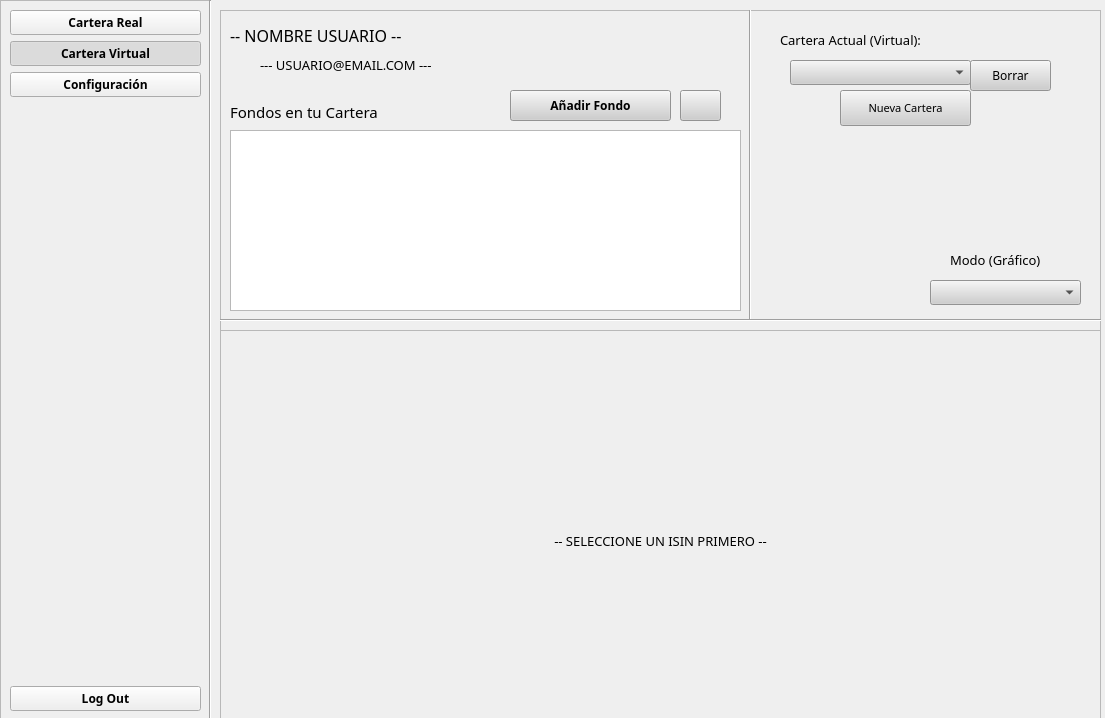
jesusramondovale/IngenicaSTS, file src/GUI/PrincipalUsuario.ui: the form before one commit.
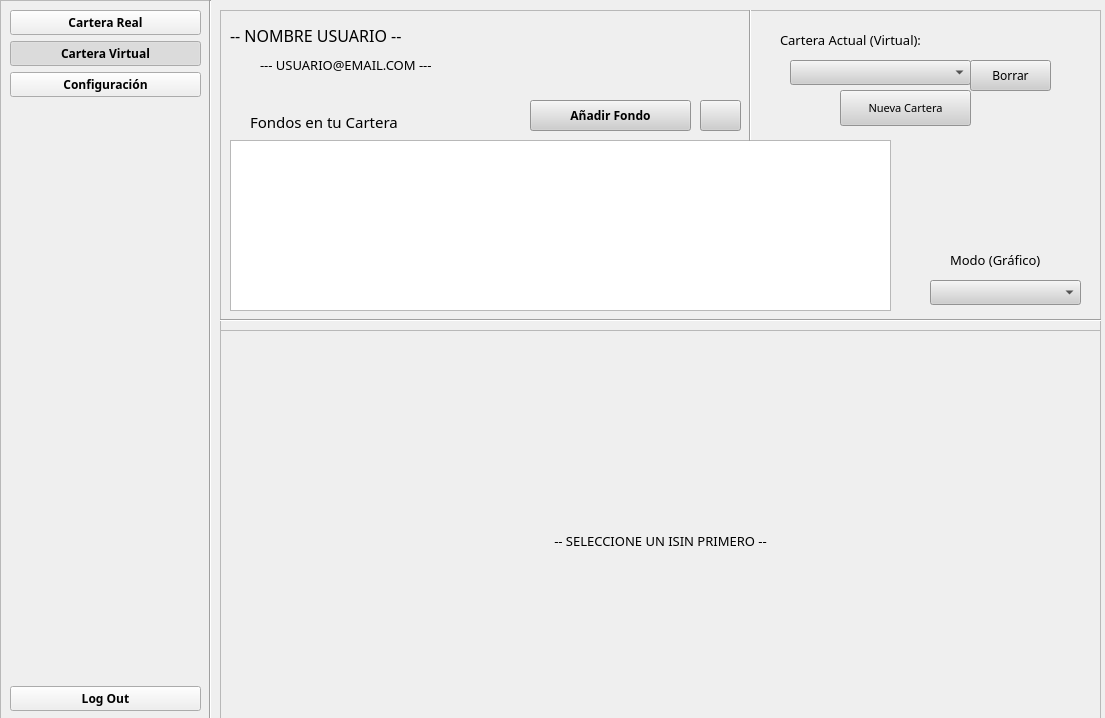
The form after the commit. Icons and pictures are not drawn.

What changed in the file:
```diff
--- a/src/GUI/PrincipalUsuario.ui
+++ b/src/GUI/PrincipalUsuario.ui
@@ -176,6 +176,12 @@
        <height>321</height>
       </rect>
      </property>
+     <property name="styleSheet">
+      <string notr="true">*{
+background: qlineargradient(spread:pad, x1:0, y1:0, x2:1, y2:0, stop:0
+rgba(160,160,160, 255), stop:1 rgba(140,140, 140, 255)) 
+}</string>
+     </property>
      <property name="frameShape">
       <enum>QFrame::StyledPanel</enum>
      </property>
@@ -240,9 +246,9 @@
       <property name="geometry">
        <rect>
         <x>10</x>
-        <y>120</y>
-        <width>511</width>
-        <height>181</height>
+        <y>130</y>
+        <width>661</width>
+        <height>171</height>
        </rect>
       </property>
       <property name="editTriggers">
@@ -305,8 +311,8 @@
      <widget class="QPushButton" name="buttonAddISIN">
       <property name="geometry">
        <rect>
-        <x>290</x>
-        <y>80</y>
+        <x>310</x>
+        <y>90</y>
         <width>161</width>
         <height>31</height>
        </rect>
@@ -383,8 +389,8 @@
      <widget class="QLabel" name="labelCartera">
       <property name="geometry">
        <rect>
-        <x>10</x>
-        <y>90</y>
+        <x>30</x>
+        <y>100</y>
         <width>271</width>
         <height>23</height>
        </rect>
@@ -473,8 +479,8 @@
      <widget class="QPushButton" name="buttonBorrarFondo">
       <property name="geometry">
        <rect>
-        <x>460</x>
-        <y>80</y>
+        <x>480</x>
+        <y>90</y>
         <width>41</width>
         <height>31</height>
        </rect>
@@ -503,7 +509,7 @@
         <x>520</x>
         <y>-10</y>
         <width>20</width>
-        <height>321</height>
+        <height>141</height>
        </rect>
       </property>
       <property name="orientation">
```
Left out of the diff: 14 changed lines with no effect on the pictures.
